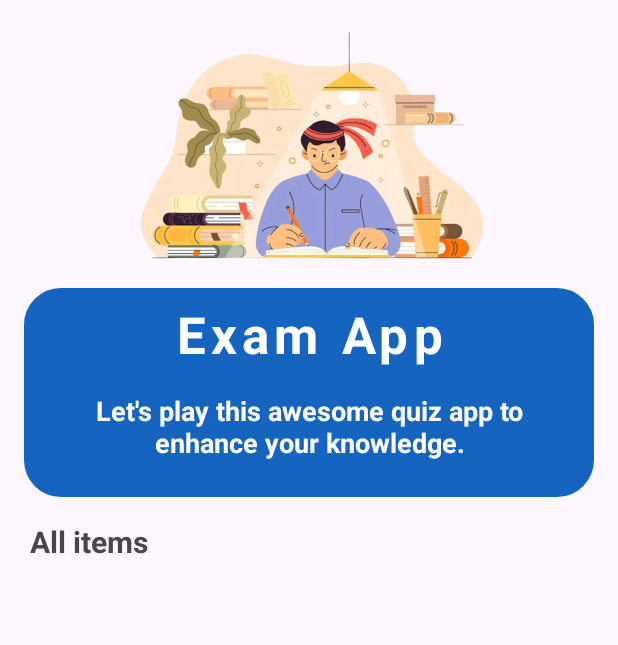
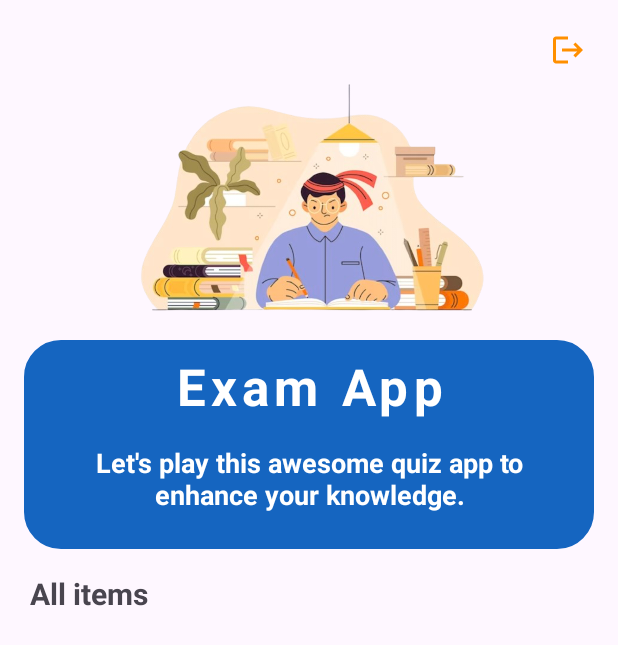
Before and after one commit to raj121276thakre/Project-1-Exam-App, an Android app: the screen it shows after launch once a user with an empty profile is signed in (MainActivity), on a phone screen of 412 x 824 dp. Shown: the top 645 px of the screen. Run offline under Robolectric (Android 15) with nearby library versions, the light colour scheme and no system bars; our stand-ins replace Firebase (no records; nobody signed in at launch, a user with empty details on screens opened directly).

Commit message:
4) logout feature added

```diff
--- /dev/null
+++ b/app/src/main/res/drawable/baseline_logout_24.xml
@@ -0,0 +1,5 @@
+<vector android:autoMirrored="true" android:height="24dp"
+    android:tint="#000000" android:viewportHeight="24"
+    android:viewportWidth="24" android:width="24dp" xmlns:android="http://schemas.android.com/apk/res/android">
+    <path android:fillColor="@color/orange" android:pathData="M17,7l-1.41,1.41L18.17,11H8v2h10.17l-2.58,2.58L17,17l5,-5zM4,5h8V3H4c-1.1,0 -2,0.9 -2,2v14c0,1.1 0.9,2 2,2h8v-2H4V5z"/>
+</vector>
--- /dev/null
+++ b/app/src/main/res/drawable/logout.xml
@@ -0,0 +1,5 @@
+<vector android:autoMirrored="true" android:height="24dp"
+    android:tint="#FF8F00" android:viewportHeight="24"
+    android:viewportWidth="24" android:width="24dp" xmlns:android="http://schemas.android.com/apk/res/android">
+    <path android:fillColor="@android:color/white" android:pathData="M17,7l-1.41,1.41L18.17,11H8v2h10.17l-2.58,2.58L17,17l5,-5zM4,5h8V3H4c-1.1,0 -2,0.9 -2,2v14c0,1.1 0.9,2 2,2h8v-2H4V5z"/>
+</vector>
--- a/app/src/main/res/layout/activity_main.xml
+++ b/app/src/main/res/layout/activity_main.xml
@@ -5,8 +5,33 @@
     android:layout_width="match_parent"
     android:layout_height="match_parent"
     android:orientation="vertical"
-    android:padding="16dp"
+   android:padding="16dp"
     tools:context=".MainActivity">
+
+    <!--  ImageButton for logout -->
+
+    <RelativeLayout
+        android:layout_width="wrap_content"
+        android:layout_height="wrap_content"
+        android:orientation="horizontal"
+        android:padding="1dp"
+        >
+
+        <ImageButton
+            android:id="@+id/btnLogout"
+            android:layout_width="32dp"
+            android:layout_height="32dp"
+            android:scaleType="center"
+            android:layout_alignParentEnd="true"
+            android:layout_alignParentTop="true"
+            android:src="@drawable/logout"
+            android:background="?android:attr/selectableItemBackgroundBorderless"
+            android:contentDescription="@string/logout"
+        />
+
+        <!-- Your other layout elements -->
+
+    </RelativeLayout>
 
     <ImageView
         android:layout_width="match_parent"
@@ -58,6 +83,15 @@
         android:layout_width="match_parent"
         android:layout_height="match_parent">
 
+        <ProgressBar
+            android:layout_width="40dp"
+            android:layout_height="40dp"
+            android:layout_centerInParent="true"
+            android:outlineSpotShadowColor="@color/orange"
+            android:outlineAmbientShadowColor="@color/orange"
+            android:visibility="gone"
+            android:id="@+id/progress_bar"/>
+
         <androidx.recyclerview.widget.RecyclerView
             android:id="@+id/recycler_view"
             android:layout_width="match_parent"
--- a/app/src/main/res/values/strings.xml
+++ b/app/src/main/res/values/strings.xml
@@ -3,4 +3,5 @@
     <string name="about">Let\'s play this awesome quiz app to enhance your knowledge.</string>
     <string name="hint_for_email">Type your Email</string>
     <string name="hint_for_password">Type Your Password</string>
+    <string name="logout">logout</string>
 </resources>
```
Also changed, not shown: app/src/main/java/com/app/examapp/MainActivity.kt (+58 -10 lines), app/src/main/res/layout/logout_dialog.xml (added, +52 -0 lines).
